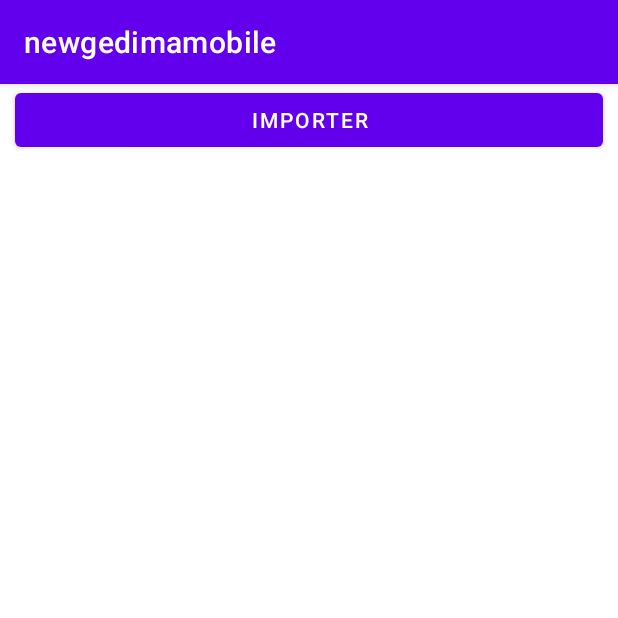
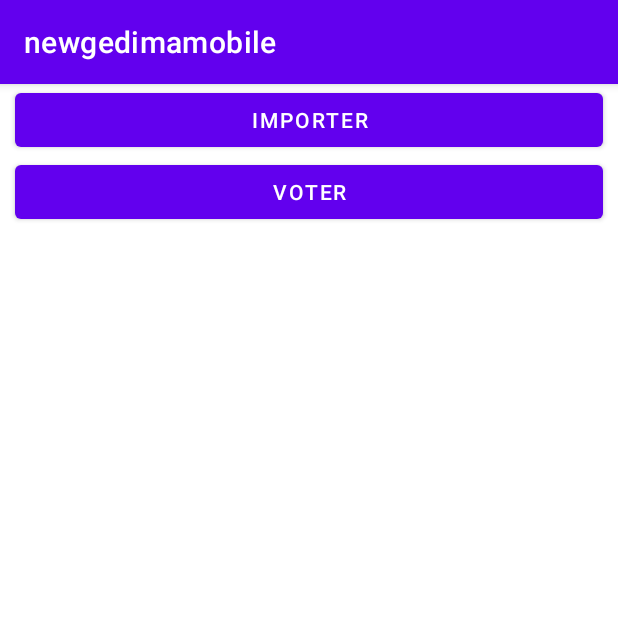
Before and after one commit to thomasvandenberg-26/newgedima, an Android app: the screen it shows after launch (MainActivity), on a phone screen of 412 x 824 dp, the top half of it. Run offline under Robolectric (Android 15) with nearby library versions, the phone set to English and light mode, and no system bars; libraries missing offline, so code that uses them is left out: com.loopj.android.

Commit message:
8 dec soir

```diff
--- a/Application/mobigedima/app/src/main/java/com/example/newgedimamobile/GedimaginationHelper.java
+++ b/Application/mobigedima/app/src/main/java/com/example/newgedimamobile/GedimaginationHelper.java
@@ -7,7 +7,7 @@ import android.database.sqlite.SQLiteOpenHelper;
 
 public class GedimaginationHelper extends SQLiteOpenHelper {
     public GedimaginationHelper(Context context) {
-        super(context, "baseGedimagination.db", null, 3);
+        super(context, "baseGedimagination.db", null, 14);
     }
 
     @Override
@@ -15,7 +15,7 @@ public class GedimaginationHelper extends SQLiteOpenHelper {
         // création des tables de la base embarquée
         // création de la table Realisation
         db.execSQL("CREATE TABLE  Realisation("
-                + "id_realisation INTEGER NOT NULL PRIMARY KEY,"
+                + "id_realisation INTEGER NOT NULL PRIMARY KEY ,"
                 + "titre_rea TEXT NOT NULL,"
                 + "description_rea TEXT NOT NULL)");
     }
@@ -23,8 +23,6 @@ public class GedimaginationHelper extends SQLiteOpenHelper {
     @Override
     public void onUpgrade(SQLiteDatabase db, int oldVersion, int newVersion) {
         db.execSQL("DROP TABLE IF EXISTS Realisation;");
-        db.execSQL("DROP TABLE IF EXISTS Votant;");
-        db.execSQL("DROP TABLE IF EXISTS Admin;");
         onCreate(db);
     }
 
--- a/Application/mobigedima/app/src/main/java/com/example/newgedimamobile/MainActivity.java
+++ b/Application/mobigedima/app/src/main/java/com/example/newgedimamobile/MainActivity.java
@@ -21,15 +21,19 @@ import org.json.JSONException;
 import org.json.JSONObject;
 
 import java.io.UnsupportedEncodingException;
+import java.text.DateFormat;
 import java.text.ParseException;
 import java.text.SimpleDateFormat;
 import java.util.ArrayList;
+import java.util.Calendar;
 import java.util.Date;
 import java.util.HashMap;
 public class MainActivity extends AppCompatActivity {
     private GedimaginationDAO maBase;
     private ArrayList<HashMap<String, String>> lesRealisations;
     private Button btnImporter;
+    private Button btnVoter;
+
 
     @Override
     protected void onCreate(Bundle savedInstanceState) {
@@ -37,17 +41,29 @@ public class MainActivity extends AppCompatActivity {
         setContentView(R.layout.activity_main);
         btnImporter = (Button) findViewById(R.id.importer);
         btnImporter.setOnClickListener(listener_importer);
+        btnVoter= (Button) findViewById(R.id.Voter);
+        DateFormat dateFormat = new SimpleDateFormat("yyyy-MM-dd");
+        try {
+            Date dateFinIncription = dateFormat.parse("2022-12-10");
+            Date dateDebutVote = dateFormat.parse("2022-12-12");
+            Date date = Calendar.getInstance().getTime();
+            String strDate = dateFormat.format(date);
+            if (date.after(dateFinIncription) && date.before(dateDebutVote)) {
+                btnImporter.setEnabled(true);
+                btnVoter.setEnabled(false);
+            }
+            if (date.after(dateDebutVote)) {
+                btnImporter.setEnabled(false);
+                btnVoter.setEnabled(true);
+            }
+        } catch (ParseException e) {
+            e.printStackTrace();
+        }
+
     }
-
     private View.OnClickListener listener_importer = new View.OnClickListener() {
         @Override
         public void onClick(View v) {
-            SimpleDateFormat sdf = new SimpleDateFormat("yyyy-MM-dd");
-            try {
-                Date dateDebutVote = sdf.parse("2022-03-25");
-                Date dateFinIncription = sdf.parse("2022-03-20");
-                Date dateJour = sdf.parse("2022-03-24");
-                if (dateFinIncription.before(dateJour) && dateDebutVote.   after(dateJour)) {
                     // Requête HTTP GET
                     String url = "http://10.0.2.2/newgedima/Application/realisation.php";
                     AsyncHttpClient request = new AsyncHttpClient();
@@ -63,14 +79,15 @@ public class MainActivity extends AppCompatActivity {
                                     String titre_rea = response.getJSONObject(i).getString("titre_rea");
                                     String description_rea = response.getJSONObject(i).getString("description_rea");
                                     maBase.ajouterRealisation(new Realisation(id_realisation, titre_rea, description_rea));
+
                                 } catch (JSONException e) {
                                     e.printStackTrace();
                                 }
                             }
                             Toast.makeText(getApplicationContext(), "Importation terminée", Toast.LENGTH_LONG).show();
-
+                            btnImporter.setEnabled(false);
+                            Toast.makeText(getApplicationContext(), "vous pouvez pas importer un deuxième fois", Toast.LENGTH_LONG).show();
                         }
-
                         @Override
                         public void onFailure(int statusCode, cz.msebera.android.httpclient.Header[] headers, String responseString, Throwable throwable) {
                             super.onFailure(statusCode, headers, responseString, throwable);
@@ -78,13 +95,6 @@ public class MainActivity extends AppCompatActivity {
                             Toast.makeText(getApplicationContext(), "Echec de l'importation ", Toast.LENGTH_LONG).show();
                         }
                     });
-                } else {
-                    btnImporter.setEnabled(false);
-                    Toast.makeText(getApplicationContext(), "les importations sont fermées veuillez attendre la période d'importation comprise entre la fin des inscriptions et le début des votes ", Toast.LENGTH_LONG).show();
                 }
-            } catch (ParseException parseException) {
-                parseException.printStackTrace();
-            }
-        }
     };
 }
--- a/Application/mobigedima/app/src/main/res/layout/activity_main.xml
+++ b/Application/mobigedima/app/src/main/res/layout/activity_main.xml
@@ -21,4 +21,20 @@
             android:text="@string/textImport" />
 
     </LinearLayout>
+    <LinearLayout
+        android:layout_width="match_parent"
+        android:layout_height="wrap_content"
+        android:orientation="horizontal">
+        <Button
+
+            android:id="@+id/Voter"
+            android:layout_width="0dp"
+            android:layout_height="wrap_content"
+            android:layout_gravity="center_horizontal"
+            android:layout_marginLeft="10dp"
+            android:layout_marginRight="10dp"
+            android:layout_weight="1"
+            android:text="@string/textVoter" />
+
+    </LinearLayout>
 </LinearLayout>
--- a/Application/mobigedima/app/src/main/res/values/strings.xml
+++ b/Application/mobigedima/app/src/main/res/values/strings.xml
@@ -1,5 +1,5 @@
 <resources>
     <string name="app_name">newgedimamobile</string>
     <string name="textImport">IMPORTER</string>
-
+    <string name="textVoter">VOTER</string>
 </resources>
```
Also changed, not shown: 6 other files.
